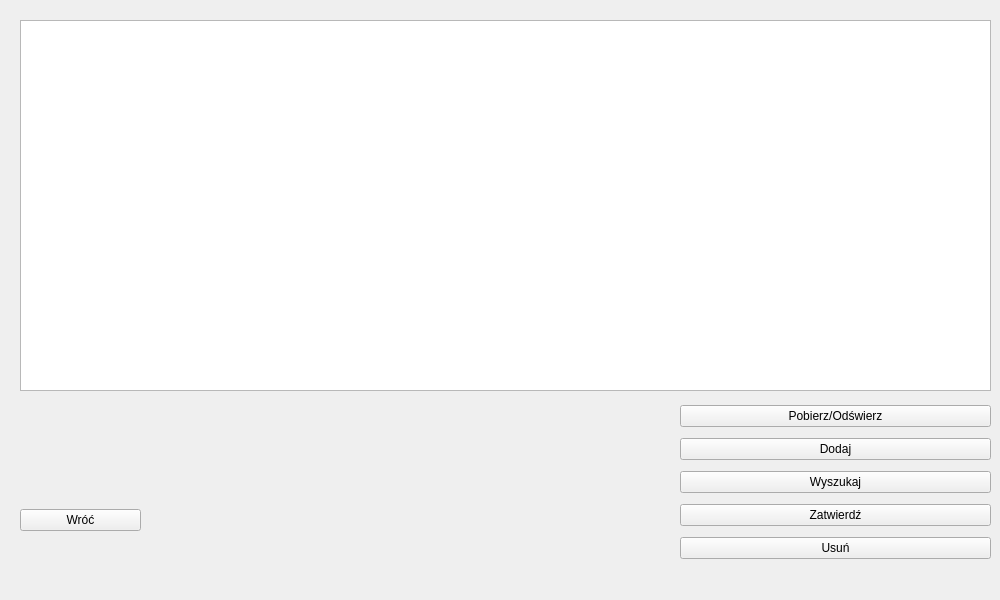
margap1998/Bazy-danych-taxi, file przegladarkiRozlaczne/stawki.ui: the form before one commit.
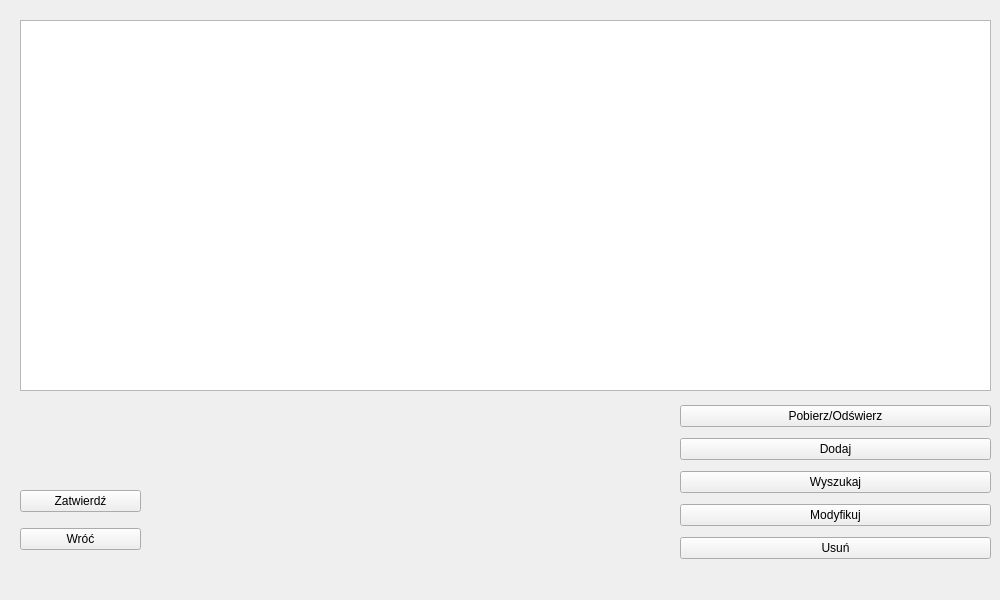
The form after the commit.

```diff
--- a/przegladarkiRozlaczne/stawki.ui
+++ b/przegladarkiRozlaczne/stawki.ui
@@ -35,6 +35,13 @@
     </rect>
    </property>
    <layout class="QVBoxLayout" name="verticalLayout_3">
+    <item>
+     <widget class="QPushButton" name="ZatwierdzButton_2">
+      <property name="text">
+       <string>Zatwierdź</string>
+      </property>
+     </widget>
+    </item>
     <item>
      <widget class="QPushButton" name="WrocButton_2">
       <property name="text">
@@ -86,9 +93,9 @@
      </widget>
     </item>
     <item>
-     <widget class="QPushButton" name="ZatwierdzButton_2">
+     <widget class="QPushButton" name="pushButton">
       <property name="text">
-       <string>Zatwierdź</string>
+       <string>Modyfikuj</string>
       </property>
      </widget>
     </item>
```
